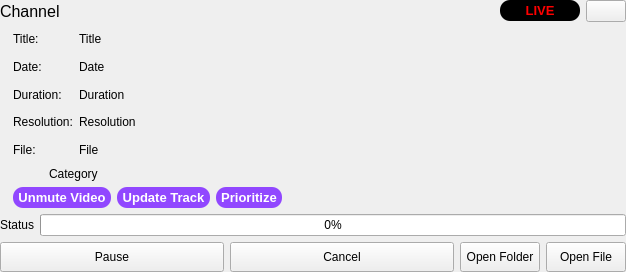
Above: resources/ui/downloadPreview.ui from devhotteok/TwitchLink before the change. Below: the same form after it.
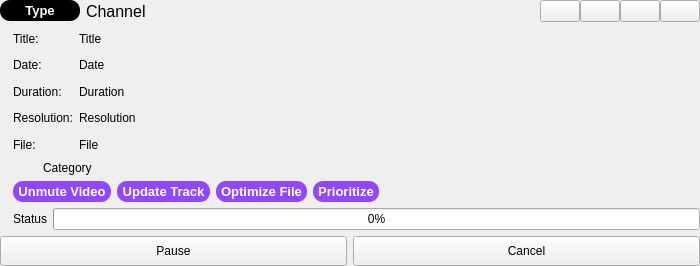
That is the form after the change. Icons and pictures are not drawn.

Diff of the .ui file:
```diff
--- a/resources/ui/downloadPreview.ui
+++ b/resources/ui/downloadPreview.ui
@@ -6,10 +6,15 @@
    <rect>
     <x>0</x>
     <y>0</y>
-    <width>626</width>
-    <height>272</height>
+    <width>700</width>
+    <height>266</height>
    </rect>
   </property>
+  <property name="font">
+   <font>
+    <pointsize>9</pointsize>
+   </font>
+  </property>
   <property name="cursor">
    <cursorShape>PointingHandCursor</cursorShape>
   </property>
@@ -51,19 +56,7 @@
        <number>0</number>
       </property>
       <item>
-       <widget class="QLabel" name="user_name">
-        <property name="font">
-         <font>
-          <pointsize>12</pointsize>
-         </font>
-        </property>
-        <property name="text">
-         <string>Channel</string>
-        </property>
-       </widget>
-      </item>
-      <item>
-       <widget class="QWidget" name="liveLabelArea" native="true">
+       <widget class="QWidget" name="videoTypeLabelArea" native="true">
         <property name="sizePolicy">
          <sizepolicy hsizetype="Fixed" vsizetype="Fixed">
           <horstretch>0</horstretch>
@@ -77,11 +70,10 @@
          </size>
         </property>
         <property name="styleSheet">
-         <string notr="true">color: rgb(255, 0, 0);
-background-color: rgb(0, 0, 0);
+         <string notr="true">background-color: rgb(0, 0, 0);
 border-radius: 10px;</string>
         </property>
-        <layout class="QVBoxLayout" name="liveLabelAreaLayout">
+        <layout class="QVBoxLayout" name="videoTypeLabelAreaLayout">
          <property name="leftMargin">
           <number>5</number>
          </property>
@@ -103,8 +95,11 @@
              <bold>true</bold>
             </font>
            </property>
+           <property name="styleSheet">
+            <string notr="true">color: rgb(255, 255, 255);</string>
+           </property>
            <property name="text">
-            <string>LIVE</string>
+            <string>Type</string>
            </property>
            <property name="alignment">
             <set>Qt::AlignCenter</set>
@@ -115,20 +110,148 @@
        </widget>
       </item>
       <item>
-       <widget class="QPushButton" name="closeButton">
+       <widget class="QLabel" name="channel">
         <property name="sizePolicy">
-         <sizepolicy hsizetype="Fixed" vsizetype="Fixed">
+         <sizepolicy hsizetype="Ignored" vsizetype="Preferred">
           <horstretch>0</horstretch>
           <verstretch>0</verstretch>
          </sizepolicy>
         </property>
+        <property name="font">
+         <font>
+          <pointsize>12</pointsize>
+         </font>
+        </property>
         <property name="text">
-         <string/>
+         <string>Channel</string>
         </property>
-        <property name="icon">
-         <iconset>
-          <normaloff>../icons/close.svg</normaloff>../icons/close.svg</iconset>
+       </widget>
+      </item>
+      <item>
+       <widget class="QWidget" name="controlButtonArea" native="true">
+        <property name="sizePolicy">
+         <sizepolicy hsizetype="Fixed" vsizetype="Preferred">
+          <horstretch>0</horstretch>
+          <verstretch>0</verstretch>
+         </sizepolicy>
         </property>
+        <property name="cursor">
+         <cursorShape>ArrowCursor</cursorShape>
+        </property>
+        <property name="styleSheet">
+         <string notr="true">#controlButtonArea &gt; QPushButton:!hover {
+	background-color: transparent;
+}</string>
+        </property>
+        <layout class="QHBoxLayout" name="controlButtonAreaLayout">
+         <property name="spacing">
+          <number>0</number>
+         </property>
+         <property name="leftMargin">
+          <number>0</number>
+         </property>
+         <property name="topMargin">
+          <number>0</number>
+         </property>
+         <property name="rightMargin">
+          <number>0</number>
+         </property>
+         <property name="bottomMargin">
+          <number>0</number>
+         </property>
+         <item>
+          <widget class="QPushButton" name="retryButton">
+           <property name="sizePolicy">
+            <sizepolicy hsizetype="Fixed" vsizetype="Fixed">
+             <horstretch>0</horstretch>
+             <verstretch>0</verstretch>
+            </sizepolicy>
+           </property>
+           <property name="toolTip">
+            <string>Retry Download</string>
+           </property>
+           <property name="icon">
+            <iconset>
+             <normaloff>../icons/retry.svg</normaloff>../icons/retry.svg</iconset>
+           </property>
+           <property name="iconSize">
+            <size>
+             <width>32</width>
+             <height>24</height>
+            </size>
+           </property>
+          </widget>
+         </item>
+         <item>
+          <widget class="QPushButton" name="openFolderButton">
+           <property name="sizePolicy">
+            <sizepolicy hsizetype="Fixed" vsizetype="Fixed">
+             <horstretch>0</horstretch>
+             <verstretch>0</verstretch>
+            </sizepolicy>
+           </property>
+           <property name="toolTip">
+            <string>Open Folder</string>
+           </property>
+           <property name="icon">
+            <iconset>
+             <normaloff>../icons/folder.svg</normaloff>../icons/folder.svg</iconset>
+           </property>
+           <property name="iconSize">
+            <size>
+             <width>32</width>
+             <height>24</height>
+            </size>
+           </property>
+          </widget>
+         </item>
+         <item>
+          <widget class="QPushButton" name="openFileButton">
+           <property name="sizePolicy">
+            <sizepolicy hsizetype="Fixed" vsizetype="Fixed">
+             <horstretch>0</horstretch>
+             <verstretch>0</verstretch>
+            </sizepolicy>
+           </property>
+           <property name="toolTip">
+            <string>Open File</string>
+           </property>
+           <property name="icon">
+            <iconset>
+             <normaloff>../icons/file.svg</normaloff>../icons/file.svg</iconset>
+           </property>
+           <property name="iconSize">
+            <size>
+             <width>32</width>
+             <height>24</height>
+            </size>
+           </property>
+          </widget>
+         </item>
+         <item>
+          <widget class="QPushButton" name="closeButton">
+           <property name="sizePolicy">
+            <sizepolicy hsizetype="Fixed" vsizetype="Fixed">
+             <horstretch>0</horstretch>
+             <verstretch>0</verstretch>
+            </sizepolicy>
+           </property>
+           <property name="toolTip">
+            <string>Close</string>
+           </property>
+           <property name="icon">
+            <iconset>
+             <normaloff>../icons/close.svg</normaloff>../icons/close.svg</iconset>
+           </property>
+           <property name="iconSize">
+            <size>
+             <width>32</width>
+             <height>24</height>
+            </size>
+           </property>
+          </widget>
+         </item>
+        </layout>
        </widget>
       </item>
      </layout>
@@ -153,8 +276,8 @@
        <widget class="QLabel" name="thumbnail_image">
         <property name="maximumSize">
          <size>
-          <width>320</width>
-          <height>180</height>
+          <width>288</width>
+          <height>162</height>
          </size>
         </property>
         <property name="text">
@@ -179,12 +302,6 @@
           <verstretch>0</verstretch>
          </sizepolicy>
         </property>
-        <property name="minimumSize">
-         <size>
-          <width>300</width>
-          <height>0</height>
-         </size>
-        </property>
         <layout class="QVBoxLayout" name="infoAreaLayout">
          <property name="leftMargin">
           <number>0</number>
@@ -383,8 +500,8 @@
               </property>
               <property name="maximumSize">
                <size>
-                <width>30</width>
-                <height>40</height>
+                <width>24</width>
+                <height>32</height>
                </size>
               </property>
               <property name="text">
@@ -536,6 +653,58 @@
               </layout>
              </widget>
             </item>
+            <item>
+             <widget class="QWidget" name="optimizeFileTag" native="true">
+              <property name="sizePolicy">
+               <sizepolicy hsizetype="Preferred" vsizetype="Fixed">
+                <horstretch>0</horstretch>
+                <verstretch>0</verstretch>
+               </sizepolicy>
+              </property>
+              <property name="minimumSize">
+               <size>
+                <width>0</width>
+                <height>20</height>
+               </size>
+              </property>
+              <property name="styleSheet">
+               <string notr="true">color: rgb(255, 255, 255);
+background-color: rgb(145, 71, 255);
+border-radius: 10px;</string>
+              </property>
+              <layout class="QVBoxLayout" name="optimizeFileTagLayout">
+               <property name="leftMargin">
+                <number>5</number>
+               </property>
+               <property name="topMargin">
+                <number>3</number>
+               </property>
+               <property name="rightMargin">
+                <number>5</number>
+               </property>
+               <property name="bottomMargin">
+                <number>3</number>
+               </property>
+               <item>
+                <widget class="QLabel" name="optimizeFileTagLabel">
+                 <property name="font">
+                  <font>
+                   <pointsize>10</pointsize>
+                   <weight>75</weight>
+                   <bold>true</bold>
+                  </font>
+                 </property>
+                 <property name="text">
+                  <string>Optimize File</string>
+                 </property>
+                 <property name="alignment">
+                  <set>Qt::AlignCenter</set>
+                 </property>
+                </widget>
+               </item>
+              </layout>
+             </widget>
+            </item>
             <item>
              <widget class="QWidget" name="prioritizeTag" native="true">
               <property name="sizePolicy">
@@ -612,6 +781,25 @@
       <property name="bottomMargin">
        <number>0</number>
       </property>
+      <item>
+       <widget class="QLabel" name="alertIcon">
+        <property name="sizePolicy">
+         <sizepolicy hsizetype="Fixed" vsizetype="Fixed">
+          <horstretch>0</horstretch>
+          <verstretch>0</verstretch>
+         </sizepolicy>
+        </property>
+        <property name="pixmap">
+         <pixmap>../icons/alert_red.svg</pixmap>
+        </property>
+        <property name="scaledContents">
+         <bool>true</bool>
+        </property>
+        <property name="alignment">
+         <set>Qt::AlignCenter</set>
+        </property>
+       </widget>
+      </item>
       <item>
        <widget class="QLabel" name="status">
         <property name="text">
@@ -682,32 +870,6 @@
         </property>
        </widget>
       </item>
-      <item>
-       <widget class="QPushButton" name="openFolderButton">
-        <property name="sizePolicy">
-         <sizepolicy hsizetype="Minimum" vsizetype="Preferred">
-          <horstretch>0</horstretch>
-          <verstretch>0</verstretch>
-         </sizepolicy>
-        </property>
-        <property name="text">
-         <string>Open Folder</string>
-        </property>
-       </widget>
-      </item>
-      <item>
-       <widget class="QPushButton" name="openFileButton">
-        <property name="sizePolicy">
-         <sizepolicy hsizetype="Minimum" vsizetype="Preferred">
-          <horstretch>0</horstretch>
-          <verstretch>0</verstretch>
-         </sizepolicy>
-        </property>
-        <property name="text">
-         <string>Open File</string>
-        </property>
-       </widget>
-      </item>
      </layout>
     </widget>
    </item>
```
Left out of the diff: 9 changed lines with no effect on the pictures.
